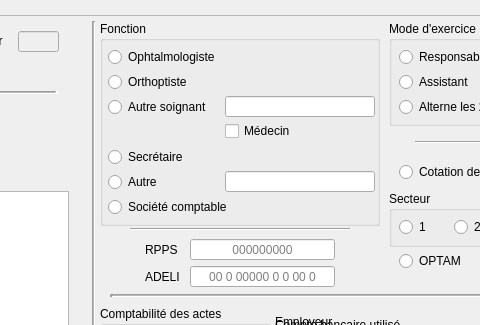
ukinoki/Rufus, file Dialogs/dlg_gestionusers.ui: the form before one commit; both pictures show x 608 to 1088 and y 0 to 325 of the 1220 by 610 pixel window.
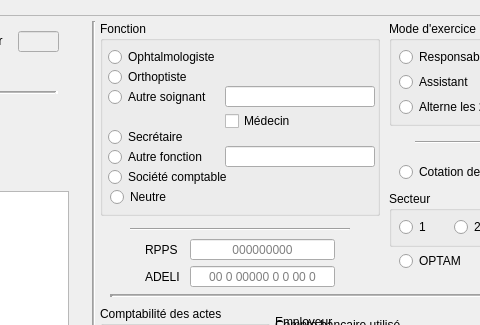
The form after the commit. Icons and pictures are not drawn. Custom widgets are drawn as their Qt base class.

```diff
--- a/Dialogs/dlg_gestionusers.ui
+++ b/Dialogs/dlg_gestionusers.ui
@@ -1032,7 +1032,7 @@
            <x>5</x>
            <y>0</y>
            <width>280</width>
-           <height>205</height>
+           <height>195</height>
           </rect>
          </property>
          <property name="focusPolicy">
@@ -1067,7 +1067,7 @@
           <property name="geometry">
            <rect>
             <x>8</x>
-            <y>50</y>
+            <y>45</y>
             <width>161</width>
             <height>22</height>
            </rect>
@@ -1086,7 +1086,7 @@
           <property name="geometry">
            <rect>
             <x>8</x>
-            <y>75</y>
+            <y>65</y>
             <width>111</width>
             <height>22</height>
            </rect>
@@ -1105,7 +1105,7 @@
           <property name="geometry">
            <rect>
             <x>8</x>
-            <y>125</y>
+            <y>105</y>
             <width>161</width>
             <height>22</height>
            </rect>
@@ -1124,7 +1124,7 @@
           <property name="geometry">
            <rect>
             <x>8</x>
-            <y>150</y>
+            <y>125</y>
             <width>111</width>
             <height>22</height>
            </rect>
@@ -1136,14 +1136,14 @@
            <enum>Qt::NoContextMenu</enum>
           </property>
           <property name="text">
-           <string>Autre</string>
+           <string>Autre fonction</string>
           </property>
          </widget>
          <widget class="UpLineEdit" name="AutreFonctionuplineEdit">
           <property name="geometry">
            <rect>
             <x>125</x>
-            <y>150</y>
+            <y>125</y>
             <width>150</width>
             <height>21</height>
            </rect>
@@ -1156,7 +1156,7 @@
           <property name="geometry">
            <rect>
             <x>125</x>
-            <y>75</y>
+            <y>65</y>
             <width>150</width>
             <height>21</height>
            </rect>
@@ -1169,7 +1169,7 @@
           <property name="geometry">
            <rect>
             <x>8</x>
-            <y>175</y>
+            <y>145</y>
             <width>161</width>
             <height>22</height>
            </rect>
@@ -1188,7 +1188,7 @@
           <property name="geometry">
            <rect>
             <x>125</x>
-            <y>100</y>
+            <y>90</y>
             <width>121</width>
             <height>20</height>
            </rect>
@@ -1197,6 +1197,25 @@
            <string>Médecin</string>
           </property>
          </widget>
+         <widget class="UpRadioButton" name="NeutreupRadioButton">
+          <property name="geometry">
+           <rect>
+            <x>10</x>
+            <y>165</y>
+            <width>161</width>
+            <height>22</height>
+           </rect>
+          </property>
+          <property name="focusPolicy">
+           <enum>Qt::StrongFocus</enum>
+          </property>
+          <property name="contextMenuPolicy">
+           <enum>Qt::NoContextMenu</enum>
+          </property>
+          <property name="text">
+           <string>Neutre</string>
+          </property>
+         </widget>
         </widget>
         <widget class="QGroupBox" name="ModeExercicegroupBox">
          <property name="geometry">
```
Left out of the diff: 14 changed lines with no effect on the pictures.
